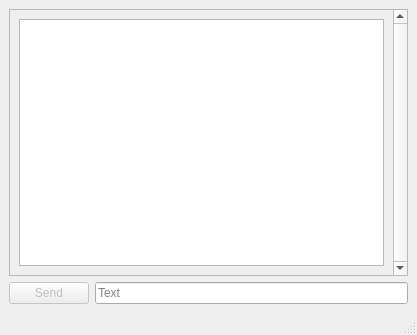
The window that src/examples/main_window.ui (itegulov/tcp_homework) describes before a commit, drawn with Qt 5.
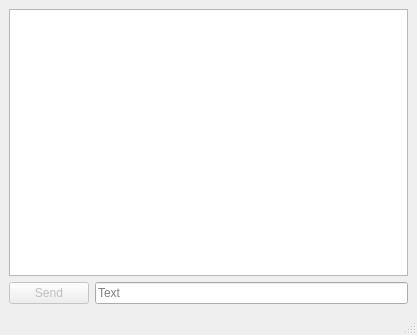
The same window after the commit.

```diff
--- a/src/examples/main_window.ui
+++ b/src/examples/main_window.ui
@@ -16,35 +16,10 @@
   <widget class="QWidget" name="centralwidget">
    <layout class="QVBoxLayout" name="verticalLayout">
     <item>
-     <widget class="QScrollArea" name="scrollArea">
-      <property name="verticalScrollBarPolicy">
-       <enum>Qt::ScrollBarAlwaysOn</enum>
-      </property>
-      <property name="widgetResizable">
+     <widget class="QTextEdit" name="textEdit">
+      <property name="readOnly">
        <bool>true</bool>
       </property>
-      <property name="alignment">
-       <set>Qt::AlignBottom|Qt::AlignLeading|Qt::AlignLeft</set>
-      </property>
-      <widget class="QWidget" name="scrollAreaWidgetContents">
-       <property name="geometry">
-        <rect>
-         <x>0</x>
-         <y>0</y>
-         <width>384</width>
-         <height>233</height>
-        </rect>
-       </property>
-       <layout class="QVBoxLayout" name="verticalLayout_3">
-        <item>
-         <layout class="QVBoxLayout" name="chatLayout">
-          <item>
-           <widget class="QTextEdit" name="textEdit"/>
-          </item>
-         </layout>
-        </item>
-       </layout>
-      </widget>
      </widget>
     </item>
     <item>
```
